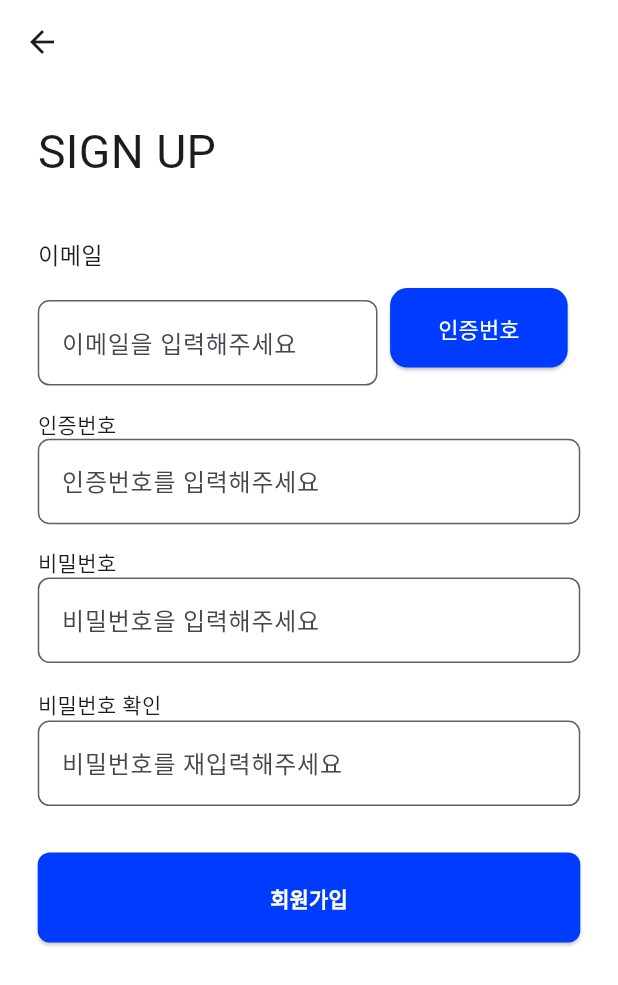
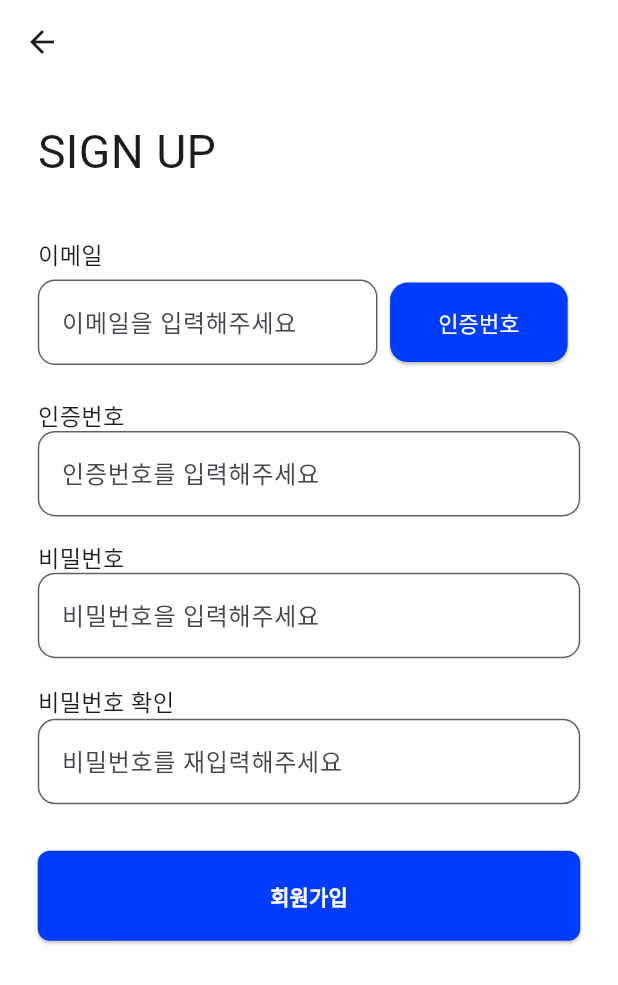
Before and after one commit to let-s-make-friends/APP, a Flutter app: the SignUpScreen screen opened by its route, on a phone screen of 412 x 824 dp. Shown: the top 985 px of the screen. Run offline on Flutter 3.47's test engine with Material 3 defaults, Android fonts, the phone set to English and light mode, and no system bars; our stand-ins replace dropdown_button2, flutter_screenutil, get; missing offline and left inert: text_divider; network calls fail; Roboto replaces fonts that are missing (PottaOne, Pretendard).

Commit message:
feat: 디자인 수정

```diff
--- a/lib/util/custom_text_field.dart
+++ b/lib/util/custom_text_field.dart
@@ -30,7 +30,12 @@
     return Column(
       crossAxisAlignment: CrossAxisAlignment.start,
       children: [
-        Text(widget.labelText),
+        widget.labelText.isEmpty
+            ? Container()
+            : Text(
+                widget.labelText,
+                style: TextStyle(fontSize: 16.sp),
+              ),
         Form(
           key: _formkey,
           child: TextFormField(
@@ -40,7 +45,7 @@
             decoration: InputDecoration(
               hintText: widget.hintText,
               enabledBorder: OutlineInputBorder(
-                borderRadius: BorderRadius.circular(8.h),
+                borderRadius: BorderRadius.circular(12.h),
                 borderSide: BorderSide(width: 1, color: borderColor),
               ),
               focusedBorder: OutlineInputBorder(
```
